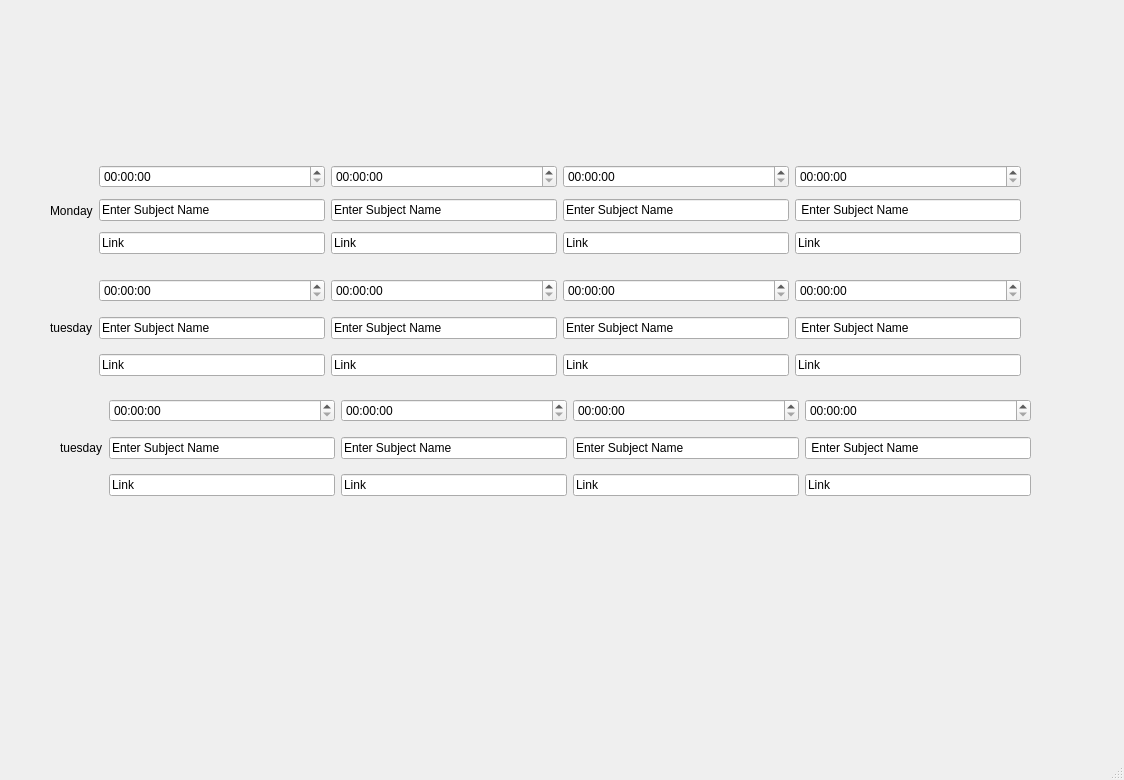
Above: first/mainwindow.ui from Devikarb/TIME4CLASS before the change. Below: the same form after it.
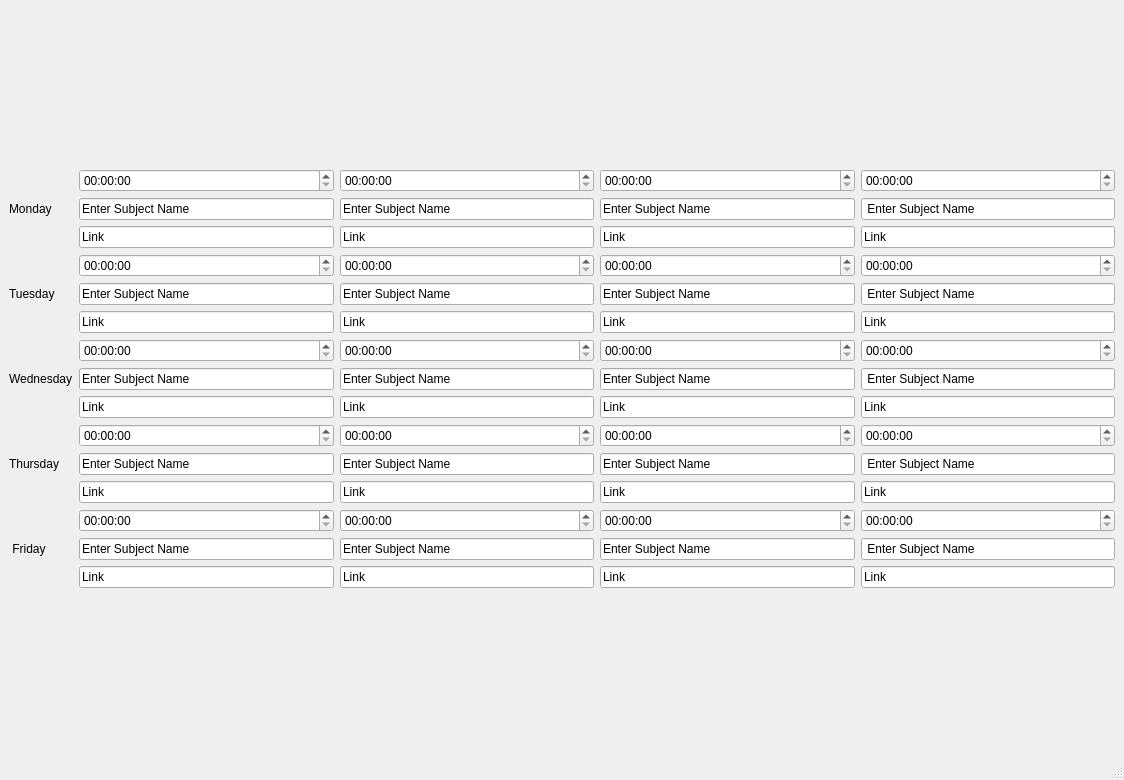
That is the form after the change.

The edit to the form file:
```diff
--- a/first/mainwindow.ui
+++ b/first/mainwindow.ui
@@ -14,16 +14,11 @@
    <string>MainWindow</string>
   </property>
   <widget class="QWidget" name="centralwidget">
-   <widget class="QWidget" name="horizontalLayoutWidget">
-    <property name="geometry">
-     <rect>
-      <x>50</x>
-      <y>160</y>
-      <width>971</width>
-      <height>101</height>
-     </rect>
-    </property>
-    <layout class="QHBoxLayout" name="horizontalLayout">
+   <layout class="QGridLayout" name="gridLayout">
+    <item row="0" column="0">
+     <layout class="QHBoxLayout" name="horizontalLayout_19">
+      <item>
+       <layout class="QVBoxLayout" name="verticalLayout_3">
      <item>
       <widget class="QLabel" name="label">
        <property name="text">
@@ -32,6 +27,40 @@
       </widget>
      </item>
      <item>
+         <widget class="QLabel" name="label_2">
+          <property name="text">
+           <string>Tuesday</string>
+          </property>
+         </widget>
+        </item>
+        <item>
+         <widget class="QLabel" name="label_3">
+          <property name="text">
+           <string>Wednesday</string>
+          </property>
+         </widget>
+        </item>
+        <item>
+         <widget class="QLabel" name="label_4">
+          <property name="text">
+           <string>Thursday</string>
+          </property>
+         </widget>
+        </item>
+        <item>
+         <widget class="QLabel" name="label_5">
+          <property name="text">
+           <string> Friday</string>
+          </property>
+         </widget>
+        </item>
+       </layout>
+      </item>
+      <item>
+       <layout class="QVBoxLayout" name="verticalLayout_11">
+        <item>
+         <layout class="QHBoxLayout" name="horizontalLayout">
+          <item>
       <layout class="QGridLayout" name="gridLayout_1">
        <item row="2" column="0">
         <widget class="QLineEdit" name="MonLink_1">
@@ -122,24 +151,9 @@
       </layout>
      </item>
     </layout>
-   </widget>
-   <widget class="QWidget" name="horizontalLayoutWidget_2">
-    <property name="geometry">
-     <rect>
-      <x>50</x>
-      <y>270</y>
-      <width>971</width>
-      <height>115</height>
-     </rect>
-    </property>
+        </item>
+        <item>
     <layout class="QHBoxLayout" name="horizontalLayout_3">
-     <item>
-      <widget class="QLabel" name="label_2">
-       <property name="text">
-        <string>tuesday</string>
-       </property>
-      </widget>
-     </item>
      <item>
       <layout class="QGridLayout" name="gridLayout_12">
        <item row="0" column="0">
@@ -167,14 +181,7 @@
      <item>
       <layout class="QGridLayout" name="gridLayout_13">
        <item row="0" column="0">
-        <widget class="QTimeEdit" name="timeEditMon2_2"/>
-       </item>
-       <item row="2" column="0">
-        <widget class="QLineEdit" name="tuelink2">
-         <property name="text">
-          <string>Link</string>
-         </property>
-        </widget>
+             <widget class="QTimeEdit" name="TuesTime_2"/>
        </item>
        <item row="1" column="0">
         <widget class="QLineEdit" name="lineEdit_5">
@@ -183,6 +190,13 @@
          </property>
         </widget>
        </item>
+            <item row="2" column="0">
+             <widget class="QLineEdit" name="TuesLink_2">
+              <property name="text">
+               <string>Link</string>
+              </property>
+             </widget>
+            </item>
       </layout>
      </item>
      <item>
@@ -231,29 +245,11 @@
       </layout>
      </item>
     </layout>
-   </widget>
-   <widget class="QWidget" name="horizontalLayoutWidget_3">
-    <property name="geometry">
-     <rect>
-      <x>60</x>
-      <y>390</y>
-      <width>971</width>
-      <height>115</height>
-     </rect>
-    </property>
+        </item>
+        <item>
     <layout class="QHBoxLayout" name="horizontalLayout_4">
-     <item>
-      <widget class="QLabel" name="label_3">
-       <property name="text">
-        <string>tuesday</string>
-       </property>
-      </widget>
-     </item>
      <item>
       <layout class="QGridLayout" name="gridLayout_15">
-       <item row="0" column="0">
-        <widget class="QTimeEdit" name="timeEditMon1_3"/>
-       </item>
        <item row="1" column="0">
         <widget class="QLineEdit" name="lineEditmon_6">
          <property name="text">
@@ -271,6 +267,9 @@
          </property>
         </widget>
        </item>
+            <item row="0" column="0">
+             <widget class="QTimeEdit" name="WedTime_1"/>
+            </item>
       </layout>
      </item>
      <item>
@@ -297,14 +296,7 @@
      <item>
       <layout class="QGridLayout" name="gridLayout_5">
        <item row="0" column="0">
-        <widget class="QTimeEdit" name="timeEditMon3_3"/>
-       </item>
-       <item row="2" column="0">
-        <widget class="QLineEdit" name="tuelink3_2">
-         <property name="text">
-          <string>Link</string>
-         </property>
-        </widget>
+             <widget class="QTimeEdit" name="WedTime_3"/>
        </item>
        <item row="1" column="0">
         <widget class="QLineEdit" name="lineEdit_9">
@@ -313,6 +305,13 @@
          </property>
         </widget>
        </item>
+            <item row="2" column="0">
+             <widget class="QLineEdit" name="WedLink_3">
+              <property name="text">
+               <string>Link</string>
+              </property>
+             </widget>
+            </item>
       </layout>
      </item>
      <item>
@@ -340,7 +339,200 @@
       </layout>
      </item>
     </layout>
-   </widget>
+        </item>
+        <item>
+         <layout class="QHBoxLayout" name="horizontalLayout_5">
+          <item>
+           <layout class="QGridLayout" name="gridLayout_18">
+            <item row="0" column="0">
+             <widget class="QTimeEdit" name="ThurTime_1"/>
+            </item>
+            <item row="2" column="0">
+             <widget class="QLineEdit" name="ThurLink_1">
+              <property name="accessibleName">
+               <string>link</string>
+              </property>
+              <property name="text">
+               <string>Link</string>
+              </property>
+             </widget>
+            </item>
+            <item row="1" column="0">
+             <widget class="QLineEdit" name="ThurSub_1">
+              <property name="text">
+               <string>Enter Subject Name</string>
+              </property>
+             </widget>
+            </item>
+           </layout>
+          </item>
+          <item>
+           <layout class="QGridLayout" name="gridLayout_19">
+            <item row="0" column="0">
+             <widget class="QTimeEdit" name="ThurTime_2"/>
+            </item>
+            <item row="2" column="0">
+             <widget class="QLineEdit" name="ThurLink_2">
+              <property name="text">
+               <string>Link</string>
+              </property>
+             </widget>
+            </item>
+            <item row="1" column="0">
+             <widget class="QLineEdit" name="ThurSub_2">
+              <property name="text">
+               <string>Enter Subject Name</string>
+              </property>
+             </widget>
+            </item>
+           </layout>
+          </item>
+          <item>
+           <layout class="QGridLayout" name="gridLayout_7">
+            <item row="0" column="0">
+             <widget class="QTimeEdit" name="ThurTime_3"/>
+            </item>
+            <item row="2" column="0">
+             <widget class="QLineEdit" name="ThurLink_3">
+              <property name="text">
+               <string>Link</string>
+              </property>
+             </widget>
+            </item>
+            <item row="1" column="0">
+             <widget class="QLineEdit" name="ThurSub_3">
+              <property name="text">
+               <string>Enter Subject Name</string>
+              </property>
+             </widget>
+            </item>
+           </layout>
+          </item>
+          <item>
+           <layout class="QGridLayout" name="gridLayout_20">
+            <item row="0" column="0">
+             <widget class="QTimeEdit" name="ThurTime_4"/>
+            </item>
+            <item row="2" column="0">
+             <widget class="QLineEdit" name="ThurLink_4">
+              <property name="text">
+               <string>Link</string>
+              </property>
+             </widget>
+            </item>
+            <item row="1" column="0">
+             <widget class="QLineEdit" name="ThurSub_4">
+              <property name="inputMask">
+               <string/>
+              </property>
+              <property name="text">
+               <string> Enter Subject Name</string>
+              </property>
+             </widget>
+            </item>
+           </layout>
+          </item>
+         </layout>
+        </item>
+        <item>
+         <layout class="QHBoxLayout" name="horizontalLayout_6">
+          <item>
+           <layout class="QGridLayout" name="gridLayout_21">
+            <item row="0" column="0">
+             <widget class="QTimeEdit" name="FriTime_1"/>
+            </item>
+            <item row="1" column="0">
+             <widget class="QLineEdit" name="FriSub_1">
+              <property name="text">
+               <string>Enter Subject Name</string>
+              </property>
+             </widget>
+            </item>
+            <item row="2" column="0">
+             <widget class="QLineEdit" name="FriLink_1">
+              <property name="accessibleName">
+               <string>link</string>
+              </property>
+              <property name="text">
+               <string>Link</string>
+              </property>
+             </widget>
+            </item>
+           </layout>
+          </item>
+          <item>
+           <layout class="QGridLayout" name="gridLayout_22">
+            <item row="0" column="0">
+             <widget class="QTimeEdit" name="FriTime_2"/>
+            </item>
+            <item row="2" column="0">
+             <widget class="QLineEdit" name="FriLink_2">
+              <property name="text">
+               <string>Link</string>
+              </property>
+             </widget>
+            </item>
+            <item row="1" column="0">
+             <widget class="QLineEdit" name="FriSub_2">
+              <property name="text">
+               <string>Enter Subject Name</string>
+              </property>
+             </widget>
+            </item>
+           </layout>
+          </item>
+          <item>
+           <layout class="QGridLayout" name="gridLayout_8">
+            <item row="1" column="0">
+             <widget class="QLineEdit" name="FriSub_3">
+              <property name="text">
+               <string>Enter Subject Name</string>
+              </property>
+             </widget>
+            </item>
+            <item row="0" column="0">
+             <widget class="QTimeEdit" name="FriTime_3"/>
+            </item>
+            <item row="2" column="0">
+             <widget class="QLineEdit" name="FriLink_3">
+              <property name="text">
+               <string>Link</string>
+              </property>
+             </widget>
+            </item>
+           </layout>
+          </item>
+          <item>
+           <layout class="QGridLayout" name="gridLayout_23">
+            <item row="0" column="0">
+             <widget class="QTimeEdit" name="FriTime_4"/>
+            </item>
+            <item row="2" column="0">
+             <widget class="QLineEdit" name="FriLink_4">
+              <property name="text">
+               <string>Link</string>
+              </property>
+             </widget>
+            </item>
+            <item row="1" column="0">
+             <widget class="QLineEdit" name="FriSub_4">
+              <property name="inputMask">
+               <string/>
+              </property>
+              <property name="text">
+               <string> Enter Subject Name</string>
+              </property>
+             </widget>
+            </item>
+           </layout>
+          </item>
+         </layout>
+        </item>
+       </layout>
+      </item>
+     </layout>
+    </item>
+   </layout>
   </widget>
   <widget class="QMenuBar" name="menubar">
    <property name="geometry">
```
Left out of the diff: 74 changed lines with no effect on the pictures. Lines whose indentation alone changed are shown as unchanged.
